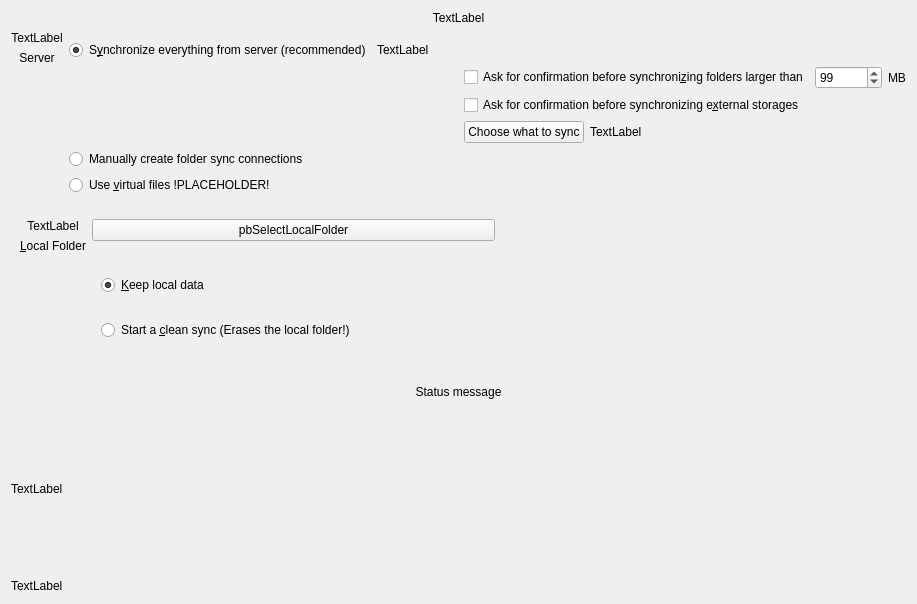
This is src/gui/wizard/owncloudadvancedsetuppage.ui in nextcloud/desktop as Qt 5 draws it before an edit. The edited form follows.
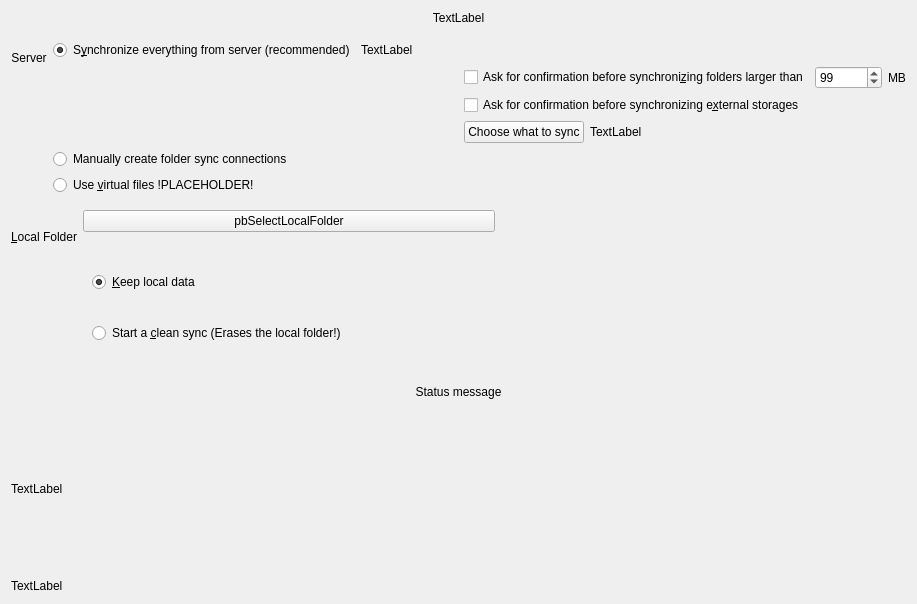
This is the edited form. Icons and pictures are not drawn.

```diff
--- a/src/gui/wizard/owncloudadvancedsetuppage.ui
+++ b/src/gui/wizard/owncloudadvancedsetuppage.ui
@@ -49,7 +49,13 @@
        <item>
         <widget class="QLabel" name="lServerIcon">
          <property name="text">
-          <string>TextLabel</string>
+          <string/>
+         </property>
+         <property name="pixmap">
+          <pixmap resource="../../../theme.qrc">:/client/theme/colored/owncloud-icon-48.png</pixmap>
+         </property>
+         <property name="scaledContents">
+          <bool>true</bool>
          </property>
          <property name="alignment">
           <set>Qt::AlignCenter</set>
@@ -308,12 +314,36 @@
    <item>
     <widget class="QWidget" name="whereToSyncWidget" native="true">
      <layout class="QHBoxLayout" name="horizontalLayout_6">
+      <property name="leftMargin">
+       <number>0</number>
+      </property>
+      <property name="topMargin">
+       <number>0</number>
+      </property>
+      <property name="rightMargin">
+       <number>0</number>
+      </property>
+      <property name="bottomMargin">
+       <number>0</number>
+      </property>
       <item>
        <layout class="QVBoxLayout" name="verticalLayout_3">
         <item>
          <widget class="QLabel" name="lLocalIcon">
+          <property name="maximumSize">
+           <size>
+            <width>48</width>
+            <height>48</height>
+           </size>
+          </property>
           <property name="text">
-           <string>TextLabel</string>
+           <string/>
+          </property>
+          <property name="pixmap">
+           <pixmap resource="../../../client.qrc">:/client/resources/folder-sync.svg</pixmap>
+          </property>
+          <property name="scaledContents">
+           <bool>true</bool>
           </property>
           <property name="alignment">
            <set>Qt::AlignCenter</set>
```
Left out of the diff: 8 changed lines with no effect on the pictures.
